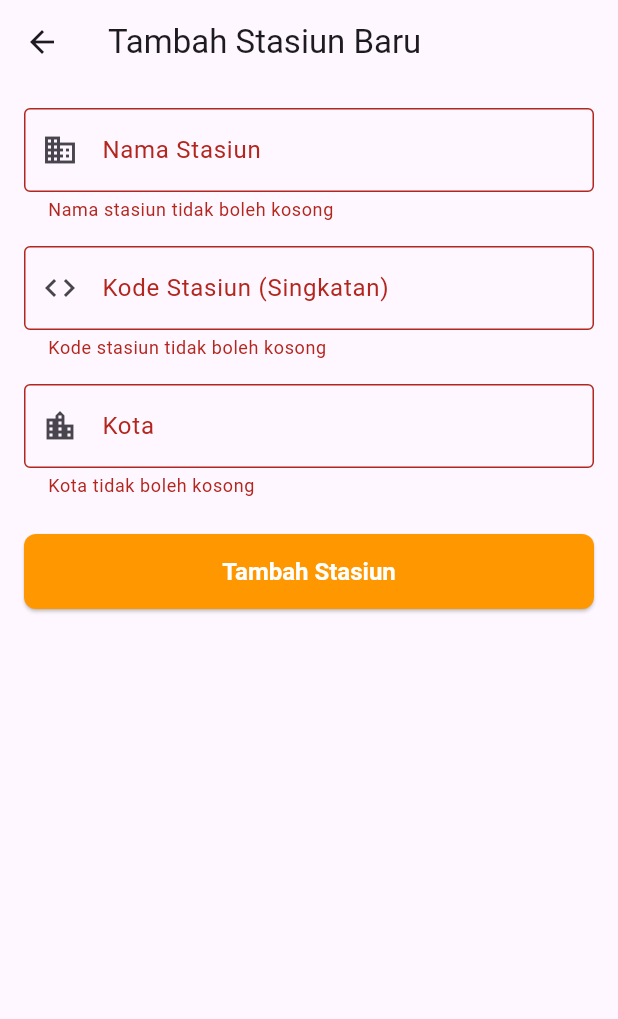
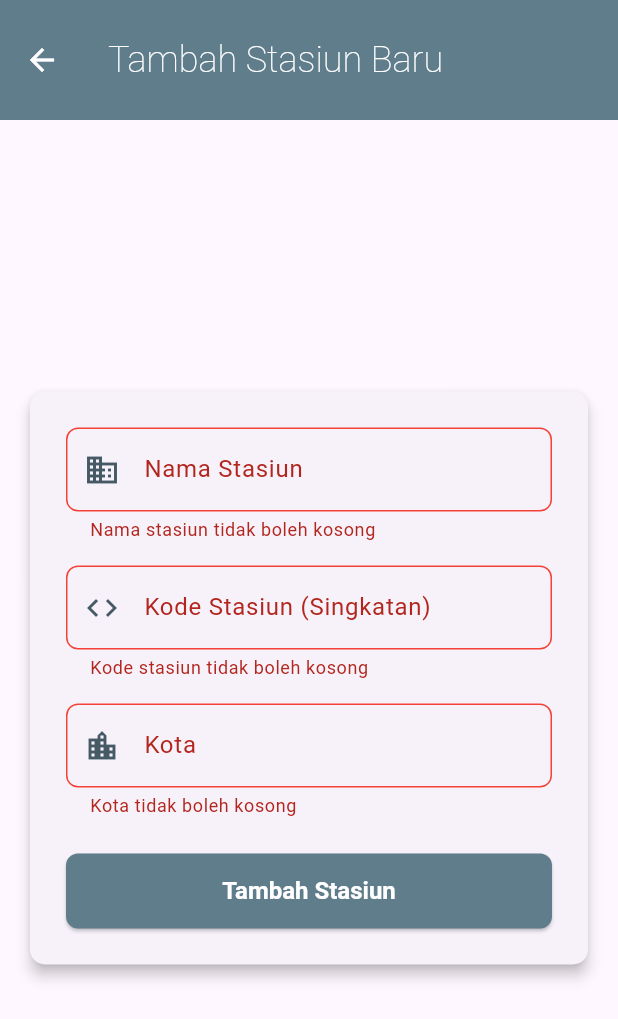
Before and after one commit to Gaten12/kaig, a Flutter app: the FormStasiunScreen screen opened directly, after a tap on "Tambah Stasiun", on a phone screen of 412 x 824 dp. Shown: the top 1019 px of the screen. Run offline on Flutter 3.47's test engine with Material 3 defaults, Android fonts, the phone set to English and light mode, and no system bars; our stand-ins replace cloud_firestore, firebase_auth, firebase_core; accounts and stored records are empty.

Commit message:
ubah tampilan form_stasiun_screen.dart

```diff
--- a/lib/screens/admin/screens/form_stasiun_screen.dart
+++ b/lib/screens/admin/screens/form_stasiun_screen.dart
@@ -1,6 +1,6 @@
 import 'package:flutter/material.dart';
-import '../../../models/stasiun_model.dart';
-import '../services/admin_firestore_service.dart';
+import '../../../models/stasiun_model.dart'; // Pastikan path ini benar
+import '../services/admin_firestore_service.dart'; // Pastikan path ini benar
 
 class FormStasiunScreen extends StatefulWidget {
   final StasiunModel? stasiunToEdit;
@@ -24,9 +24,12 @@ class _FormStasiunScreenState extends State<FormStasiunScreen> {
   @override
   void initState() {
     super.initState();
-    _namaController = TextEditingController(text: widget.stasiunToEdit?.nama ?? '');
-    _kodeController = TextEditingController(text: widget.stasiunToEdit?.kode ?? '');
-    _kotaController = TextEditingController(text: widget.stasiunToEdit?.kota ?? '');
+    _namaController =
+        TextEditingController(text: widget.stasiunToEdit?.nama ?? '');
+    _kodeController =
+        TextEditingController(text: widget.stasiunToEdit?.kode ?? '');
+    _kotaController =
+        TextEditingController(text: widget.stasiunToEdit?.kota ?? '');
   }
 
   @override
@@ -41,36 +44,29 @@ class _FormStasiunScreenState extends State<FormStasiunScreen> {
     if (_formKey.currentState!.validate()) {
       _formKey.currentState!.save();
 
-      // Kode stasiun dijadikan huruf besar sebagai standar
       final kodeStasiun = _kodeController.text.toUpperCase();
-
-      // Jika editing, ID sudah ada. Jika baru, ID bisa di-generate atau sama dengan kode.
-      // Sesuai AdminFirestoreService.addStasiun, kita asumsikan kode adalah ID.
-      // Jika stasiunToEdit.id adalah documentID yang berbeda dari kode, perlu penyesuaian.
       final stasiunId = _isEditing ? widget.stasiunToEdit!.id : kodeStasiun;
 
-
       final stasiun = StasiunModel(
-        id: stasiunId, // Penting: ID harus konsisten dengan cara Anda menyimpan/mengupdate
+        id: stasiunId,
         nama: _namaController.text,
         kode: kodeStasiun,
         kota: _kotaController.text,
-        // isFavorit dan deskripsiTambahan tidak di-set dari form ini, bisa ditambahkan jika perlu
       );
 
       try {
         if (_isEditing) {
           await _adminService.updateStasiun(stasiun);
         } else {
-          // Cek apakah stasiun dengan kode ini sudah ada (jika kode adalah ID)
-          // Untuk simplisitas, kita langsung add/set. Handle duplikasi jika perlu.
           await _adminService.addStasiun(stasiun);
         }
         if (context.mounted) {
           ScaffoldMessenger.of(context).showSnackBar(
-            SnackBar(content: Text('Stasiun berhasil ${ _isEditing ? "diperbarui" : "ditambahkan"}!')),
+            SnackBar(
+                content: Text(
+                    'Stasiun berhasil ${_isEditing ? "diperbarui" : "ditambahkan"}!')),
           );
-          Navigator.pop(context); // Kembali ke layar list
+          Navigator.pop(context);
         }
       } catch (e) {
         if (context.mounted) {
@@ -84,22 +80,75 @@ class _FormStasiunScreenState extends State<FormStasiunScreen> {
 
   @override
   Widget build(BuildContext context) {
+    // Definisikan BorderSide yang akan digunakan berulang kali
+    final BorderSide defaultBorderSide =
+    BorderSide(color: Colors.grey.shade400); // Warna abu-abu muda
+    final BorderSide focusedBorderSide =
+    BorderSide(color: Colors.blueGrey.shade700, width: 2.0); // Warna tema saat fokus
+    final BorderSide errorBorderSide =
+    const BorderSide(color: Colors.red, width: 1.0); // Warna merah untuk error
+
+    // Definisikan InputBorder untuk konsistensi
+    final OutlineInputBorder defaultOutlineInputBorder = OutlineInputBorder(
+      borderSide: defaultBorderSide,
+      borderRadius: BorderRadius.circular(8.0),
+    );
+
+    final OutlineInputBorder focusedOutlineInputBorder = OutlineInputBorder(
+      borderSide: focusedBorderSide,
+      borderRadius: BorderRadius.circular(8.0),
+    );
+
+    final OutlineInputBorder errorOutlineInputBorder = OutlineInputBorder(
+      borderSide: errorBorderSide,
+      borderRadius: BorderRadius.circular(8.0),
+    );
+
+    final OutlineInputBorder focusedErrorOutlineInputBorder = OutlineInputBorder(
+      borderSide: errorBorderSide.copyWith(width: 2.0), // Error dan fokus, sedikit lebih tebal
+      borderRadius: BorderRadius.circular(8.0),
+    );
+
+
     return Scaffold(
       appBar: AppBar(
-        title: Text(_isEditing ? "Edit Stasiun" : "Tambah Stasiun Baru"),
+        toolbarHeight: 80,
+        backgroundColor: Colors.blueGrey,
+        title: Text(
+          _isEditing ? "Edit Stasiun" : "Tambah Stasiun Baru",
+          style: const TextStyle(
+            color: Colors.white,
+            fontSize: 24,
+            fontWeight: FontWeight.w200,
           ),
-      body: Padding(
+        ),
+        iconTheme: const IconThemeData(color: Colors.white),
+      ),
+      body: Center(
+        child: SingleChildScrollView(
+          child: Padding(
             padding: const EdgeInsets.all(16.0),
+            child: Card(
+              elevation: 4.0,
+              shape: RoundedRectangleBorder(
+                borderRadius: BorderRadius.circular(10.0),
+              ),
+              child: Padding(
+                padding: const EdgeInsets.all(24.0),
                 child: Form(
                   key: _formKey,
-          child: ListView(
+                  child: Column(
+                    mainAxisSize: MainAxisSize.min,
                     children: <Widget>[
                       TextFormField(
                         controller: _namaController,
-                decoration: const InputDecoration(
+                        decoration: InputDecoration(
                           labelText: 'Nama Stasiun',
-                  border: OutlineInputBorder(),
-                  prefixIcon: Icon(Icons.business_outlined),
+                          enabledBorder: defaultOutlineInputBorder,
+                          focusedBorder: focusedOutlineInputBorder,
+                          errorBorder: errorOutlineInputBorder,
+                          focusedErrorBorder: focusedErrorOutlineInputBorder,
+                          prefixIcon: Icon(Icons.business_outlined, color: Colors.blueGrey.shade700),
                         ),
                         validator: (value) {
                           if (value == null || value.isEmpty) {
@@ -113,31 +162,34 @@ class _FormStasiunScreenState extends State<FormStasiunScreen> {
                         controller: _kodeController,
                         decoration: InputDecoration(
                           labelText: 'Kode Stasiun (Singkatan)',
-                  border: const OutlineInputBorder(),
-                  prefixIcon: const Icon(Icons.code_outlined),
-                  // Jika kode adalah ID dan tidak bisa diubah saat edit:
-                  // enabled: !_isEditing,
+                          enabledBorder: defaultOutlineInputBorder,
+                          focusedBorder: focusedOutlineInputBorder,
+                          errorBorder: errorOutlineInputBorder,
+                          focusedErrorBorder: focusedErrorOutlineInputBorder,
+                          prefixIcon: Icon(Icons.code_outlined, color: Colors.blueGrey.shade700),
                         ),
                         textCapitalization: TextCapitalization.characters,
                         validator: (value) {
                           if (value == null || value.isEmpty) {
                             return 'Kode stasiun tidak boleh kosong';
                           }
-                  if (value.length > 5) { // Contoh batasan panjang kode
+                          if (value.length > 5) {
                             return 'Kode stasiun maksimal 5 karakter';
                           }
                           return null;
                         },
-                // Kode tidak bisa diubah jika sedang mengedit dan kode adalah ID
-                // readOnly: _isEditing, // Jika kode adalah ID dan tidak boleh diubah
+                        // readOnly: _isEditing,
                       ),
                       const SizedBox(height: 16.0),
                       TextFormField(
                         controller: _kotaController,
-                decoration: const InputDecoration(
+                        decoration: InputDecoration(
                           labelText: 'Kota',
-                  border: OutlineInputBorder(),
-                  prefixIcon: Icon(Icons.location_city_outlined),
+                          enabledBorder: defaultOutlineInputBorder,
+                          focusedBorder: focusedOutlineInputBorder,
+                          errorBorder: errorOutlineInputBorder,
+                          focusedErrorBorder: focusedErrorOutlineInputBorder,
+                          prefixIcon: Icon(Icons.location_city_outlined, color: Colors.blueGrey.shade700),
                         ),
                         validator: (value) {
                           if (value == null || value.isEmpty) {
@@ -150,12 +202,24 @@ class _FormStasiunScreenState extends State<FormStasiunScreen> {
                       ElevatedButton(
                         onPressed: _submitForm,
                         style: ElevatedButton.styleFrom(
+                          backgroundColor: Colors.blueGrey,
+                          foregroundColor: Colors.white,
                           padding: const EdgeInsets.symmetric(vertical: 12.0),
                           minimumSize: const Size(double.infinity, 50),
+                          shape: RoundedRectangleBorder(
+                            borderRadius: BorderRadius.circular(8.0),
                           ),
-                child: Text(_isEditing ? 'Simpan Perubahan' : 'Tambah Stasiun', style: const TextStyle(fontSize: 16)),
+                        ),
+                        child: Text(
+                          _isEditing ? 'Simpan Perubahan' : 'Tambah Stasiun',
+                          style: const TextStyle(fontSize: 16),
+                        ),
                       ),
                     ],
+                  ),
+                ),
+              ),
+            ),
           ),
         ),
       ),
```
Lines whose indentation alone changed are shown as unchanged.
